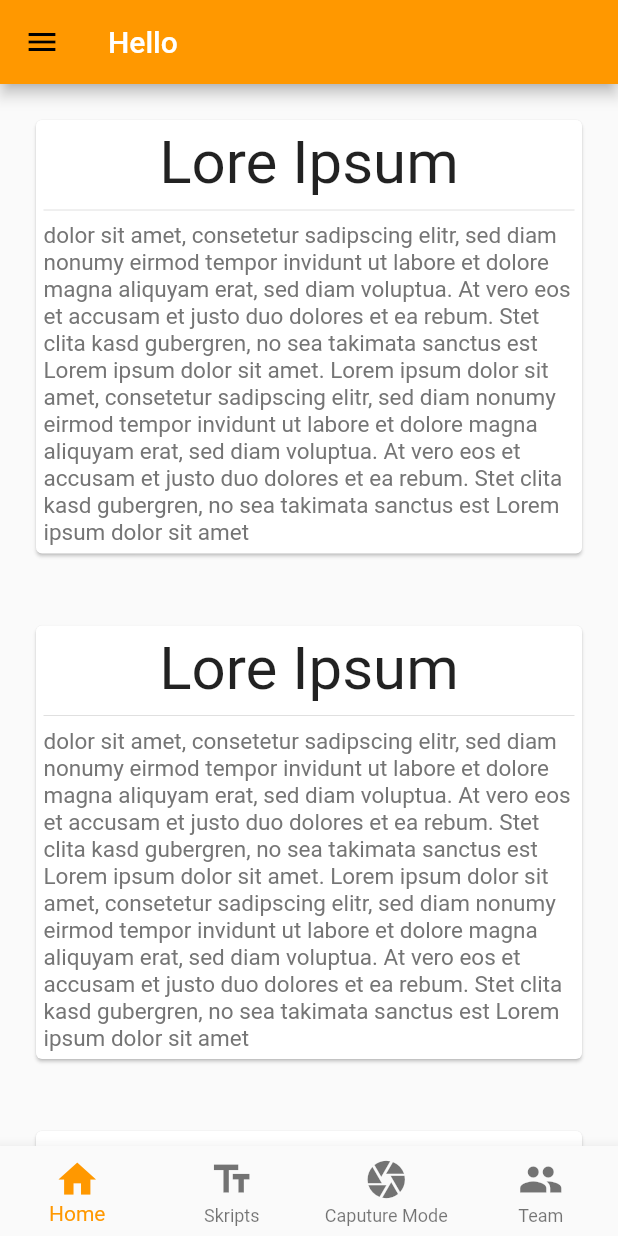
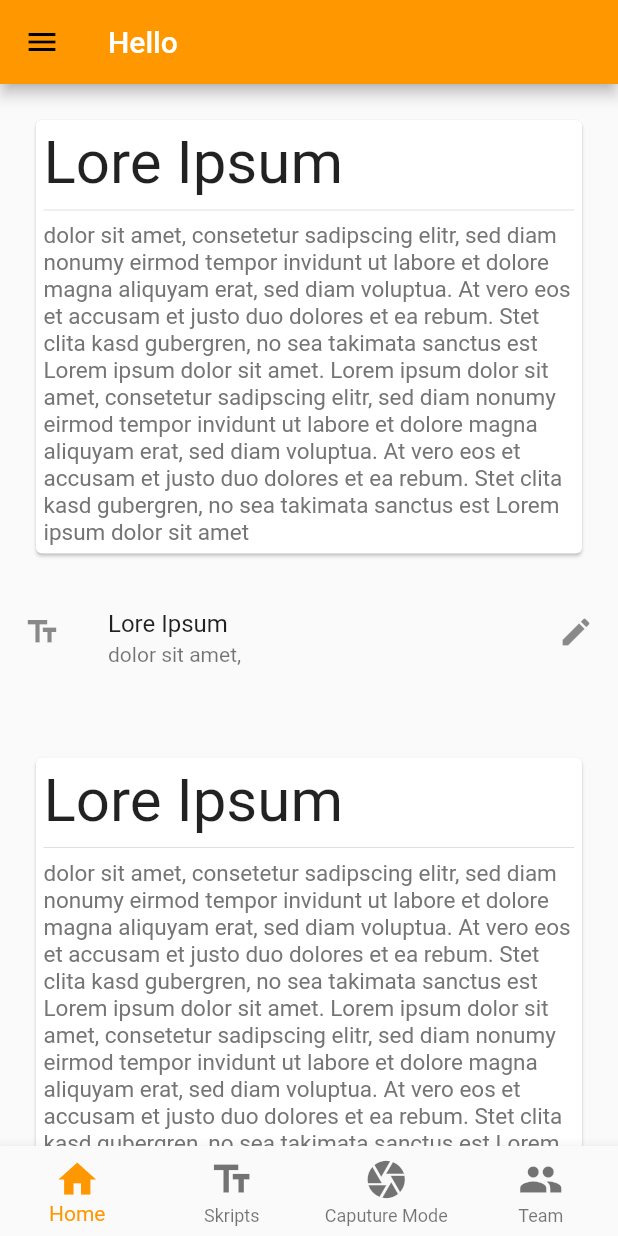
Before and after one commit to RaffaelSchaefer/project_snap, a Flutter app: the screen it shows after launch, on a phone screen of 412 x 824 dp. Run offline on Flutter 3.47's test engine with Material 2 defaults, Android fonts, the phone set to English and light mode, and no system bars.

Commit message:
New Cards

```diff
--- a/lib/Widget/cards.dart
+++ b/lib/Widget/cards.dart
@@ -13,9 +13,9 @@ class SimpleCard extends StatelessWidget {
               child: Column(
                 children: [
                   Container(
+                    alignment: Alignment.bottomLeft,
                     child: Text(
                       "Lore Ipsum",
-                      textAlign: TextAlign.left,
                       style: TextStyle(
                         fontSize: 40.0,
                       ),
@@ -36,3 +36,55 @@ class SimpleCard extends StatelessWidget {
     );
   }
 }
+
+class PreviewCard extends StatelessWidget {
+  @override
+  Widget build(BuildContext context) {
+    return ListTile(
+      leading: Icon(Icons.text_fields),
+      title: Text("Lore Ipsum"),
+      subtitle: Text("dolor sit amet,"),
+      trailing: Icon(Icons.edit),
+      isThreeLine: true,
+    );
+  }
+}
+
+class ComplexCard extends StatelessWidget {
+  @override
+  Widget build(BuildContext context) {
+    return ListBody(
+      children: [
+        Container(
+          padding: EdgeInsets.all(20),
+          child: Card(
+            child: Container(
+              padding: EdgeInsets.all(5),
+              child: Column(
+                children: [
+                  Container(
+                    alignment: Alignment.bottomLeft,
+                    child: Text(
+                      "Lore Ipsum",
+                      style: TextStyle(
+                        fontSize: 40.0,
+                      ),
+                    ),
+                  ),
+                  Divider(),
+                  Text(
+                    "dolor sit amet, consetetur sadipscing elitr, sed diam nonumy eirmod tempor invidunt ut labore et dolore magna aliquyam erat, sed diam voluptua. At vero eos et accusam et justo duo dolores et ea rebum. Stet clita kasd gubergren, no sea takimata sanctus est Lorem ipsum dolor sit amet. Lorem ipsum dolor sit amet, consetetur sadipscing elitr, sed diam nonumy eirmod tempor invidunt ut labore et dolore magna aliquyam erat, sed diam voluptua. At vero eos et accusam et justo duo dolores et ea rebum. Stet clita kasd gubergren, no sea takimata sanctus est Lorem ipsum dolor sit amet",
+                    textAlign: TextAlign.left,
+                    style: TextStyle(fontSize: 15, color: Colors.grey.shade600),
+                  ),
+                  Divider(),
+                  PreviewCard(),
+                ],
+              ),
+            ),
+          ),
+        )
+      ],
+    );
+  }
+}
--- a/lib/home.dart
+++ b/lib/home.dart
@@ -25,7 +25,7 @@ class _HomeState extends State<Home> {
       ),
       drawer: Custom_Drawer(),
       body: ListView(
-        children: [SimpleCard(), SimpleCard(), SimpleCard(), SimpleCard()],
+        children: [SimpleCard(), PreviewCard(), ComplexCard()],
       ),
       bottomNavigationBar: Custom_BotNav(),
     );
```
